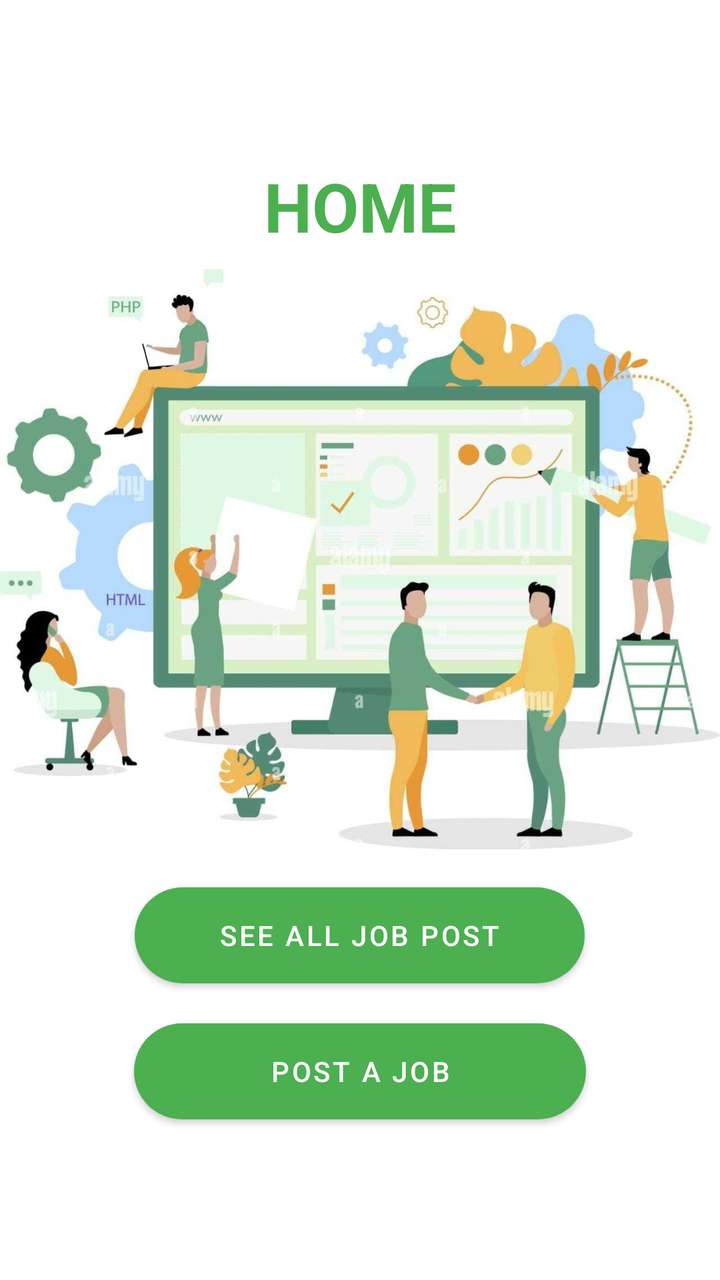
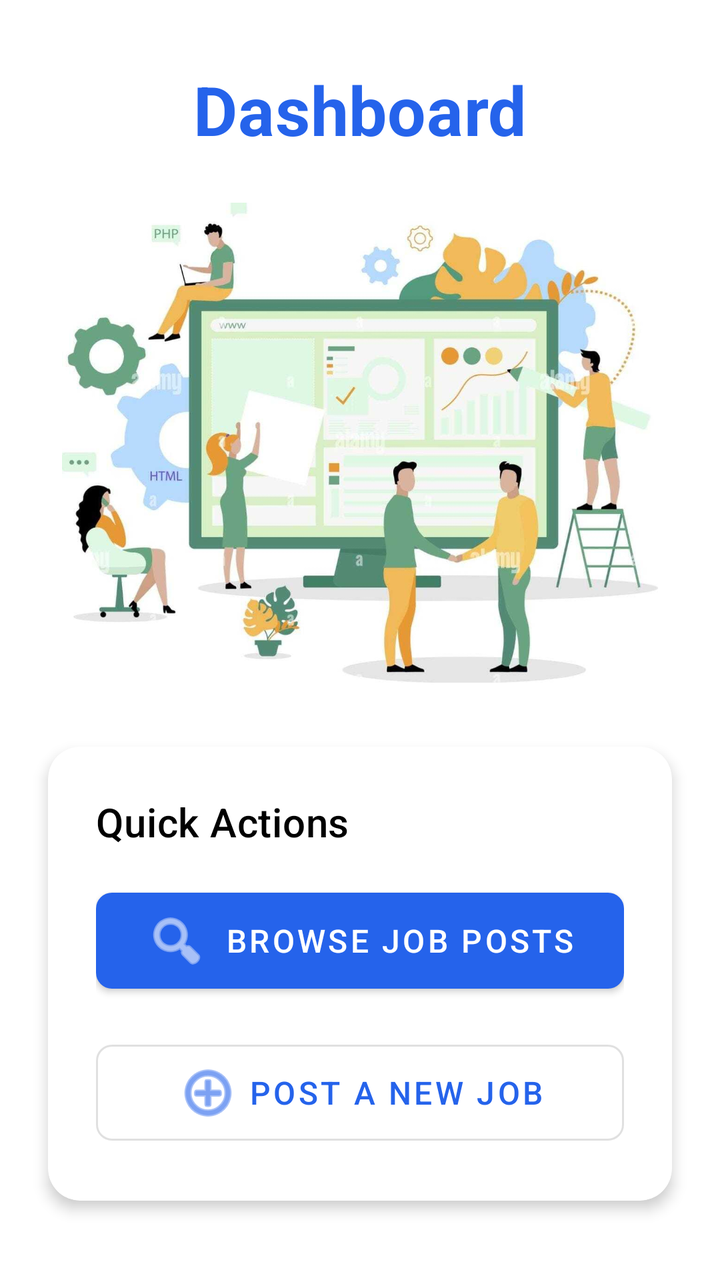

Before-and-after screenshots of an Android layout around one commit, followed by the original layout XML and the change that was made.
<!-- AndroidManifest.xml: application theme Theme.ChakriLagbe -->
<!-- res/layout/activity_home.xml -->
<?xml version="1.0" encoding="utf-8"?>
<LinearLayout xmlns:android="http://schemas.android.com/apk/res/android"
    xmlns:app="http://schemas.android.com/apk/res-auto"
    xmlns:tools="http://schemas.android.com/tools"
    android:layout_width="match_parent"
    android:layout_gravity="center"
    android:gravity="center"
    android:layout_height="match_parent"
    android:orientation="vertical"



    tools:context=".HomeActivity">


    <include
        android:id="@+id/title_actionbar"
        layout="@layout/toolbar"
         />

    <LinearLayout
        android:layout_width="match_parent"
        android:layout_height="594dp"
        android:layout_gravity="center"
        android:gravity="center"


        android:orientation="vertical">

        <TextView
            android:id="@+id/textView"
            android:layout_width="match_parent"

            android:layout_height="wrap_content"
            android:layout_gravity="center"

            android:gravity="center"
            android:paddingLeft="10dp"
            android:paddingTop="10dp"
            android:paddingRight="10dp"
            android:text="HOME"
            android:textAppearance="@style/TextAppearance.AppCompat.Display1"
            android:textColor="#4CAF50"
            android:textStyle="bold" />

        <ImageView
            android:id="@+id/imageView3"
            android:layout_width="match_parent"
            android:layout_height="308dp"
            app:srcCompat="@drawable/homepic" />

        <Button
            android:id="@+id/btn_allJob"
            android:layout_width="225dp"
            android:layout_height="wrap_content"
            android:layout_margin="10dp"
            android:background="@drawable/bg"
            android:gravity="center"
            android:paddingLeft="5dp"
            android:paddingTop="5dp"

            android:paddingRight="5dp"
            android:paddingBottom="5dp"
            android:text="See All Job Post"
            app:backgroundTint="#4CAF50" />

        <Button
            android:id="@+id/btn_PostJob"
            android:layout_width="226dp"
            android:layout_height="wrap_content"
            android:layout_margin="10dp"
            android:background="@drawable/bg"
            android:gravity="center"
            android:paddingLeft="5dp"

            android:paddingTop="5dp"
            android:paddingRight="5dp"

            android:paddingBottom="5dp"


            android:text="Post a job"
            app:backgroundTint="#4CAF50" />


    </LinearLayout>

</LinearLayout>
<!-- res/layout/toolbar.xml (included above) -->
<?xml version="1.0" encoding="utf-8"?>
<LinearLayout
    xmlns:android="http://schemas.android.com/apk/res/android"

    android:layout_width="match_parent"
    android:layout_height="wrap_content"
    android:orientation="vertical"
   >


</LinearLayout>
<!-- resources referenced by this layout -->
<resources>
  <!-- drawable bg (drawable) -->
  <?xml version="1.0" encoding="utf-8"?>
  <shape xmlns:android="http://schemas.android.com/apk/res/android">
      <gradient
          android:angle="45"
          android:startColor="#780206"
          android:endColor="#061161"
          ></gradient>
      <corners
          android:bottomLeftRadius="30dp"
          android:bottomRightRadius="30dp"
          android:topLeftRadius="30dp"
          android:topRightRadius="30dp"
          ></corners>
  
  
  </shape>
  <!-- drawable homepic: jpg bitmap (drawable-hdpi, 59117 bytes) -->
  <style name="Theme.ChakriLagbe" parent="Theme.MaterialComponents.DayNight.DarkActionBar">
          
          <item name="colorPrimary">@color/purple_500</item>
          <item name="colorPrimaryVariant">@color/purple_700</item>
          <item name="colorOnPrimary">@color/white</item>
          
          <item name="colorSecondary">@color/teal_200</item>
          <item name="colorSecondaryVariant">@color/teal_700</item>
          <item name="colorOnSecondary">@color/black</item>
          
          <item name="android:statusBarColor" tools:targetApi="l">?attr/colorPrimaryVariant</item>
          
      </style>
  <color name="purple_500">#FF6200EE</color>
  <color name="purple_700">#FF3700B3</color>
  <color name="white">#FFFFFFFF</color>
  <color name="teal_200">#FF03DAC5</color>
  <color name="teal_700">#FF018786</color>
  <color name="black">#FF000000</color>
</resources>

<!-- the commit's change to res/layout/activity_home.xml (unified diff, before → after) -->
@@ -1,91 +1,111 @@
 <?xml version="1.0" encoding="utf-8"?>
-<LinearLayout xmlns:android="http://schemas.android.com/apk/res/android"
+<androidx.constraintlayout.widget.ConstraintLayout xmlns:android="http://schemas.android.com/apk/res/android"
     xmlns:app="http://schemas.android.com/apk/res-auto"
     xmlns:tools="http://schemas.android.com/tools"
     android:layout_width="match_parent"
-    android:layout_gravity="center"
-    android:gravity="center"
     android:layout_height="match_parent"
-    android:orientation="vertical"
-
-
-
+    android:background="?attr/colorSurface"
     tools:context=".HomeActivity">
-
 
     <include
         android:id="@+id/title_actionbar"
         layout="@layout/toolbar"
-         />
+        app:layout_constraintEnd_toEndOf="parent"
+        app:layout_constraintStart_toStartOf="parent"
+        app:layout_constraintTop_toTopOf="parent" />
 
-    <LinearLayout
+    <ScrollView
         android:layout_width="match_parent"
-        android:layout_height="594dp"
-        android:layout_gravity="center"
-        android:gravity="center"
+        android:layout_height="0dp"
+        android:fillViewport="true"
+        app:layout_constraintBottom_toBottomOf="parent"
+        app:layout_constraintTop_toBottomOf="@+id/title_actionbar">
 
+        <androidx.constraintlayout.widget.ConstraintLayout
+            android:layout_width="match_parent"
+            android:layout_height="wrap_content"
+            android:paddingBottom="24dp">
 
-        android:orientation="vertical">
+            <TextView
+                android:id="@+id/textView"
+                android:layout_width="wrap_content"
+                android:layout_height="wrap_content"
+                android:layout_marginTop="32dp"
+                android:text="Dashboard"
+                android:textAppearance="?attr/textAppearanceHeadline4"
+                android:textColor="?attr/colorPrimary"
+                android:textStyle="bold"
+                app:layout_constraintEnd_toEndOf="parent"
+                app:layout_constraintStart_toStartOf="parent"
+                app:layout_constraintTop_toTopOf="parent" />
 
-        <TextView
-            android:id="@+id/textView"
-            android:layout_width="match_parent"
+            <ImageView
+                android:id="@+id/imageView3"
+                android:layout_width="0dp"
+                android:layout_height="240dp"
+                android:layout_marginStart="24dp"
+                android:layout_marginTop="24dp"
+                android:layout_marginEnd="24dp"
+                android:scaleType="centerInside"
+                app:layout_constraintEnd_toEndOf="parent"
+                app:layout_constraintStart_toStartOf="parent"
+                app:layout_constraintTop_toBottomOf="@+id/textView"
+                app:srcCompat="@drawable/homepic" />
 
-            android:layout_height="wrap_content"
-            android:layout_gravity="center"
+            <com.google.android.material.card.MaterialCardView
+                android:id="@+id/cardViewActions"
+                android:layout_width="0dp"
+                android:layout_height="wrap_content"
+                android:layout_marginStart="24dp"
+                android:layout_marginTop="32dp"
+                android:layout_marginEnd="24dp"
+                app:cardCornerRadius="16dp"
+                app:cardElevation="4dp"
+                app:layout_constraintEnd_toEndOf="parent"
+                app:layout_constraintStart_toStartOf="parent"
+                app:layout_constraintTop_toBottomOf="@+id/imageView3">
 
-            android:gravity="center"
-            android:paddingLeft="10dp"
-            android:paddingTop="10dp"
-            android:paddingRight="10dp"
-            android:text="HOME"
-            android:textAppearance="@style/TextAppearance.AppCompat.Display1"
-            android:textColor="#4CAF50"
-            android:textStyle="bold" />
+                <LinearLayout
+                    android:layout_width="match_parent"
+                    android:layout_height="wrap_content"
+                    android:orientation="vertical"
+                    android:padding="24dp">
 
-        <ImageView
-            android:id="@+id/imageView3"
-            android:layout_width="match_parent"
-            android:layout_height="308dp"
-            app:srcCompat="@drawable/homepic" />
+                    <TextView
+                        android:layout_width="wrap_content"
+                        android:layout_height="wrap_content"
+                        android:text="Quick Actions"
+                        android:textAppearance="?attr/textAppearanceHeadline6"
+                        android:textColor="?attr/colorOnSurface"
+                        android:layout_marginBottom="16dp"/>
 
-        <Button
-            android:id="@+id/btn_allJob"
-            android:layout_width="225dp"
-            android:layout_height="wrap_content"
-            android:layout_margin="10dp"
-            android:background="@drawable/bg"
-            android:gravity="center"
-            android:paddingLeft="5dp"
-            android:paddingTop="5dp"
+                    <com.google.android.material.button.MaterialButton
+                        android:id="@+id/btn_allJob"
+                        android:layout_width="match_parent"
+                        android:layout_height="60dp"
+                        android:text="Browse Job Posts"
+                        app:cornerRadius="8dp"
+                        android:textSize="16sp"
+                        app:icon="@android:drawable/ic_menu_search"
+                        app:iconGravity="textStart" />
 
-            android:paddingRight="5dp"
-            android:paddingBottom="5dp"
-            android:text="See All Job Post"
-            app:backgroundTint="#4CAF50" />
+                    <com.google.android.material.button.MaterialButton
+                        android:id="@+id/btn_PostJob"
+                        style="@style/Widget.MaterialComponents.Button.OutlinedButton"
+                        android:layout_width="match_parent"
+                        android:layout_height="60dp"
+                        android:layout_marginTop="16dp"
+                        android:text="Post a New Job"
+                        app:cornerRadius="8dp"
+                        android:textSize="16sp"
+                        app:icon="@android:drawable/ic_menu_add"
+                        app:iconGravity="textStart" />
 
-        <Button
-            android:id="@+id/btn_PostJob"
-            android:layout_width="226dp"
-            android:layout_height="wrap_content"
-            android:layout_margin="10dp"
-            android:background="@drawable/bg"
-            android:gravity="center"
-            android:paddingLeft="5dp"
-
-            android:paddingTop="5dp"
-            android:paddingRight="5dp"
-
-            android:paddingBottom="5dp"
-
-
-            android:text="Post a job"
-            app:backgroundTint="#4CAF50" />
-
-
-    </LinearLayout>
-
-</LinearLayout>
+                </LinearLayout>
+            </com.google.android.material.card.MaterialCardView>
+        </androidx.constraintlayout.widget.ConstraintLayout>
+    </ScrollView>
+</androidx.constraintlayout.widget.ConstraintLayout>
 <!-- res/layout/toolbar.xml (included above) -->
 <?xml version="1.0" encoding="utf-8"?>
 <LinearLayout
<!-- resource entries referenced after the edit -->
@@ -1,41 +1,32 @@
 <!-- resources referenced by this layout -->
 <resources>
-  <!-- drawable bg (drawable) -->
-  <?xml version="1.0" encoding="utf-8"?>
-  <shape xmlns:android="http://schemas.android.com/apk/res/android">
-      <gradient
-          android:angle="45"
-          android:startColor="#780206"
-          android:endColor="#061161"
-          ></gradient>
-      <corners
-          android:bottomLeftRadius="30dp"
-          android:bottomRightRadius="30dp"
-          android:topLeftRadius="30dp"
-          android:topRightRadius="30dp"
-          ></corners>
-  
-  
-  </shape>
   <!-- drawable homepic: jpg bitmap (drawable-hdpi, 59117 bytes) -->
-  <style name="Theme.ChakriLagbe" parent="Theme.MaterialComponents.DayNight.DarkActionBar">
+  <style name="Theme.ChakriLagbe" parent="Theme.MaterialComponents.DayNight.NoActionBar">
           
-          <item name="colorPrimary">@color/purple_500</item>
-          <item name="colorPrimaryVariant">@color/purple_700</item>
+          <item name="colorPrimary">@color/primary</item>
+          <item name="colorPrimaryVariant">@color/primary_dark</item>
           <item name="colorOnPrimary">@color/white</item>
           
-          <item name="colorSecondary">@color/teal_200</item>
-          <item name="colorSecondaryVariant">@color/teal_700</item>
-          <item name="colorOnSecondary">@color/black</item>
+          <item name="colorSecondary">@color/secondary</item>
+          <item name="colorSecondaryVariant">@color/secondary_dark</item>
+          <item name="colorOnSecondary">@color/white</item>
+          
+          <item name="android:colorBackground">@color/background</item>
+          <item name="colorSurface">@color/surface</item>
           
           <item name="android:statusBarColor" tools:targetApi="l">?attr/colorPrimaryVariant</item>
           
+          <item name="android:textColorPrimary">@color/text_primary</item>
+          <item name="android:textColorSecondary">@color/text_secondary</item>
       </style>
-  <color name="purple_500">#FF6200EE</color>
-  <color name="purple_700">#FF3700B3</color>
-  <color name="white">#FFFFFFFF</color>
-  <color name="teal_200">#FF03DAC5</color>
-  <color name="teal_700">#FF018786</color>
-  <color name="black">#FF000000</color>
+  <color name="primary">#2563EB</color>
+  <color name="primary_dark">#1D4ED8</color>
+  <color name="white">#FFFFFF</color>
+  <color name="secondary">#10B981</color>
+  <color name="secondary_dark">#059669</color>
+  <color name="background">#F8FAFC</color>
+  <color name="surface">#FFFFFF</color>
+  <color name="text_primary">#1E293B</color>
+  <color name="text_secondary">#64748B</color>
 </resources>
 
